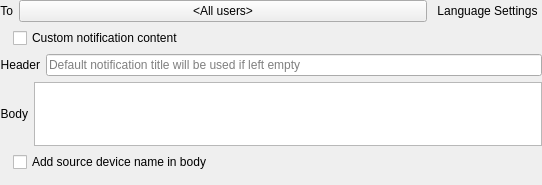
Old version of the form vms/client/nx_vms_client_desktop/src/ui/widgets/business/push_notification_business_action_widget.ui in the repository networkoptix/nx_open.
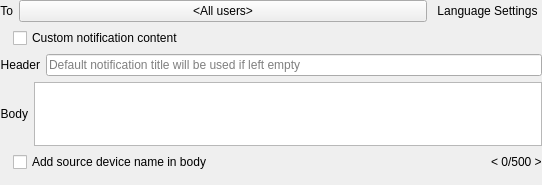
New version of the form. Custom widgets are drawn as their Qt base class.

Commit message: VMS-18737: Added limits check to 'Send mobile notification' action widget

Diff of the .ui file:
```diff
--- a/vms/client/nx_vms_client_desktop/src/ui/widgets/business/push_notification_business_action_widget.ui
+++ b/vms/client/nx_vms_client_desktop/src/ui/widgets/business/push_notification_business_action_widget.ui
@@ -273,6 +273,13 @@
               </property>
              </spacer>
             </item>
+            <item>
+             <widget class="QLabel" name="maxLengthLabel">
+              <property name="text">
+               <string notr="true">&lt; 0/500 &gt;</string>
+              </property>
+             </widget>
+            </item>
            </layout>
           </item>
          </layout>
```
The commit also changes 2 other files.
